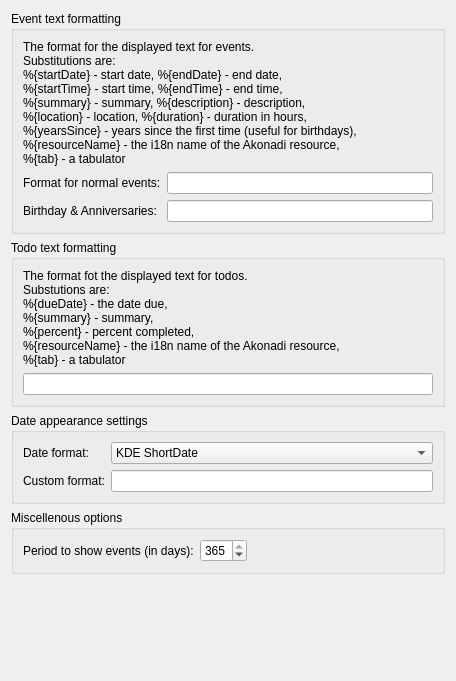
Old version of the form src/applet/eventappletformatconfig.ui in the repository KDE/plasmoid-eventlist.
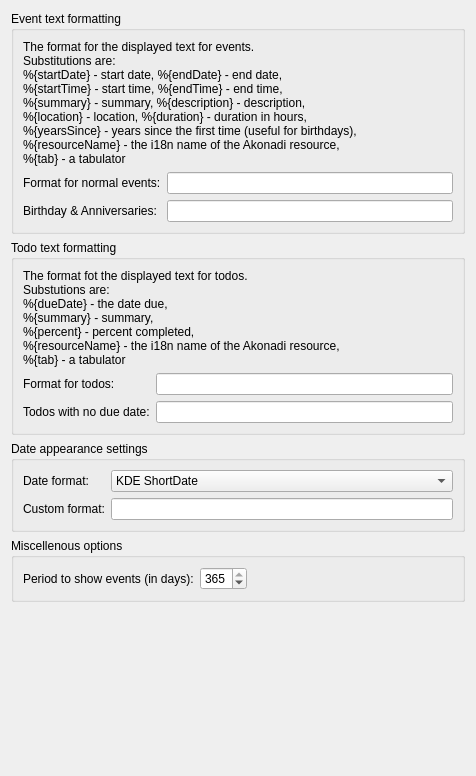
New version of the form. Custom widgets are drawn as their Qt base class.

Commit message: format option for todos with no due date

Patch:
```diff
--- a/src/applet/eventappletformatconfig.ui
+++ b/src/applet/eventappletformatconfig.ui
@@ -6,14 +6,14 @@
    <rect>
     <x>0</x>
     <y>0</y>
-    <width>456</width>
-    <height>681</height>
+    <width>476</width>
+    <height>776</height>
    </rect>
   </property>
   <property name="windowTitle">
    <string>Form</string>
   </property>
-  <layout class="QVBoxLayout" name="verticalLayout_2">
+  <layout class="QVBoxLayout" name="verticalLayout">
    <item>
     <widget class="QGroupBox" name="groupBox_2">
      <property name="title">
@@ -63,8 +63,8 @@
      <property name="title">
       <string>Todo text formatting</string>
      </property>
-     <layout class="QVBoxLayout" name="verticalLayout">
-      <item>
+     <layout class="QGridLayout" name="gridLayout_3">
+      <item row="0" column="0" colspan="2">
        <widget class="QLabel" name="label_7">
         <property name="text">
          <string>The format fot the displayed text for todos.
@@ -77,9 +77,26 @@
         </property>
        </widget>
       </item>
-      <item>
+      <item row="1" column="0">
+       <widget class="QLabel" name="label_8">
+        <property name="text">
+         <string>Format for todos:</string>
+        </property>
+       </widget>
+      </item>
+      <item row="1" column="1">
        <widget class="KLineEdit" name="todoEdit"/>
       </item>
+      <item row="2" column="0">
+       <widget class="QLabel" name="label_9">
+        <property name="text">
+         <string>Todos with no due date:</string>
+        </property>
+       </widget>
+      </item>
+      <item row="2" column="1">
+       <widget class="KLineEdit" name="noDueDateEdit"/>
+      </item>
      </layout>
     </widget>
    </item>
```
The commit also changes 3 other files.
